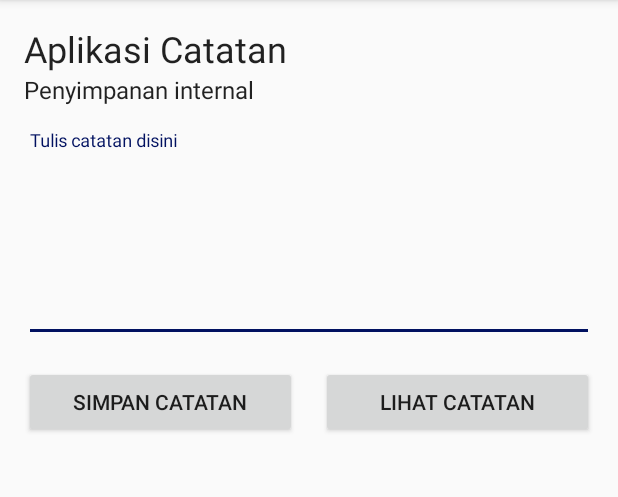
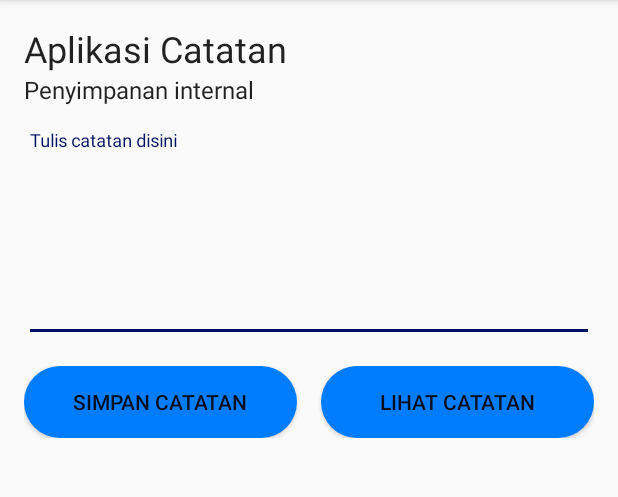
Before and after one commit to Rafli-Dewanto/project-android-pbo, an Android app: the CatatanExternalActivity screen opened directly, with no data from a screen before it, on a phone screen of 412 x 824 dp, the part 84-581 px from its top. Run offline under Robolectric (Android 15) with nearby library versions, the phone set to English and light mode, and no system bars.

Commit message:
merubah button

```diff
--- /dev/null
+++ b/app/src/main/res/drawable/button_simpancat.xml
@@ -0,0 +1,6 @@
+<?xml version="1.0" encoding="utf-8"?>
+<shape android:shape="rectangle" xmlns:android="http://schemas.android.com/apk/res/android">
+
+    <solid android:color="@color/colorPrimary"/>
+    <corners android:radius="25dp"/>
+</shape>
--- a/app/src/main/res/layout/activity_catatan_external.xml
+++ b/app/src/main/res/layout/activity_catatan_external.xml
@@ -46,6 +46,7 @@
             android:layout_width="0dp"
             android:layout_height="wrap_content"
             android:layout_weight="1"
+            android:background="@drawable/button_simpancat"
             android:text="SIMPAN CATATAN" />
 
         <View
@@ -57,6 +58,7 @@
             android:layout_width="0dp"
             android:layout_height="wrap_content"
             android:layout_weight="1"
+            android:background="@drawable/button_simpancat"
             android:text="LIHAT CATATAN" />
     </androidx.appcompat.widget.LinearLayoutCompat>
 
```
